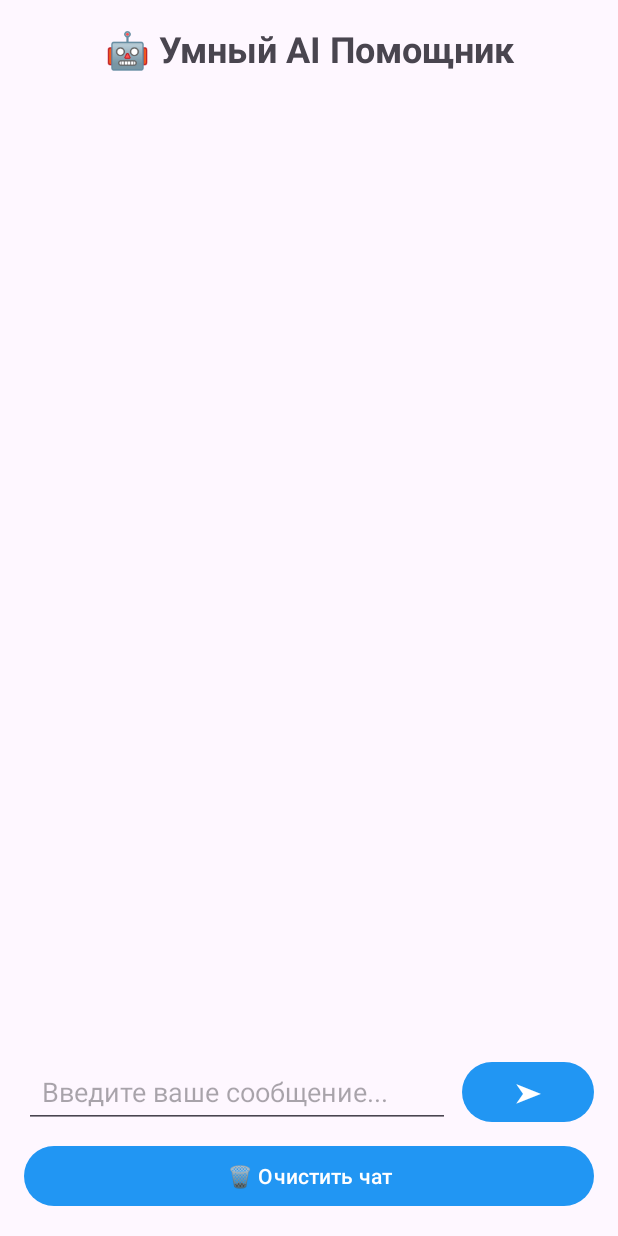
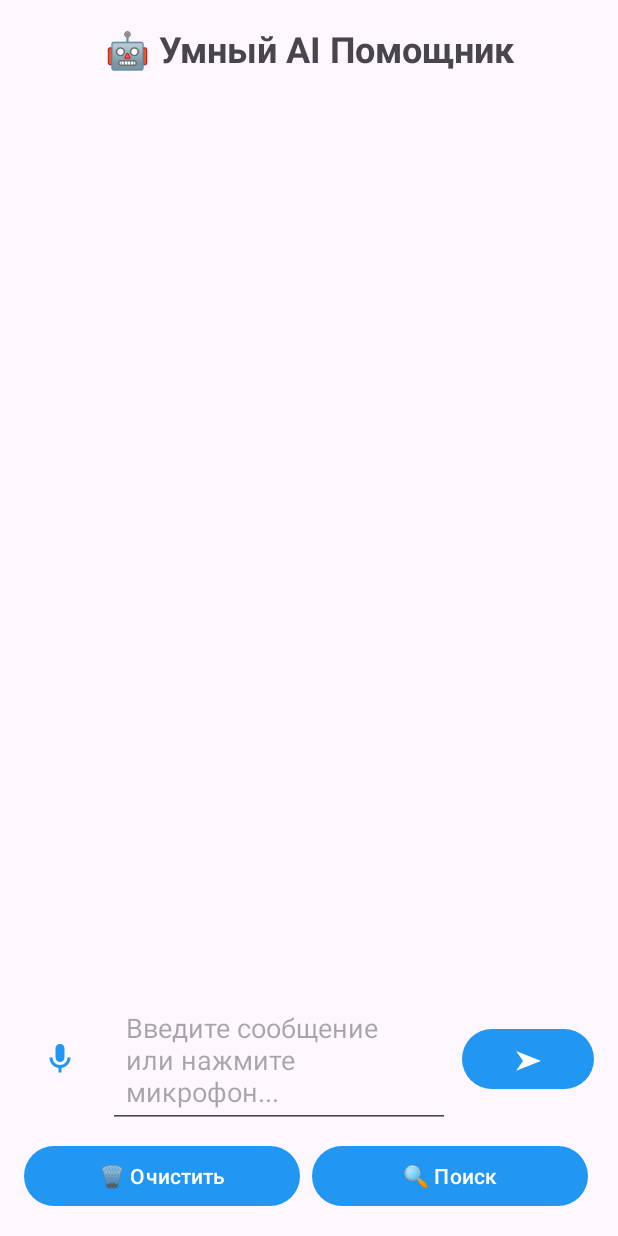
Before and after one commit to fallcorey/smart-ai-assistant, an Android app: the layout activity_main.xml on its own in the app's theme, with its tools: preview values and no code run, on a phone screen of 412 x 824 dp. Run offline under Robolectric (Android 15) with nearby library versions, the phone set to English and light mode, and no system bars.

Commit message:
Update activity_main.xml

```diff
--- a/app/src/main/res/layout/activity_main.xml
+++ b/app/src/main/res/layout/activity_main.xml
@@ -1,10 +1,12 @@
 <?xml version="1.0" encoding="utf-8"?>
 <LinearLayout xmlns:android="http://schemas.android.com/apk/res/android"
+    xmlns:app="http://schemas.android.com/apk/res-auto"
     android:layout_width="match_parent"
     android:layout_height="match_parent"
     android:orientation="vertical"
     android:padding="16dp">
 
+    <!-- Заголовок -->
     <TextView
         android:layout_width="match_parent"
         android:layout_height="wrap_content"
@@ -14,6 +16,7 @@
         android:gravity="center"
         android:layout_marginBottom="16dp" />
 
+    <!-- Список сообщений -->
     <androidx.recyclerview.widget.RecyclerView
         android:id="@+id/recyclerViewChat"
         android:layout_width="match_parent"
@@ -21,21 +24,35 @@
         android:layout_weight="1"
         android:layout_marginBottom="16dp" />
 
+    <!-- Панель ввода -->
     <LinearLayout
         android:layout_width="match_parent"
         android:layout_height="wrap_content"
-        android:orientation="horizontal">
+        android:orientation="horizontal"
+        android:gravity="center_vertical">
 
+        <!-- Кнопка микрофона -->
+        <ImageButton
+            android:id="@+id/buttonVoice"
+            android:layout_width="48dp"
+            android:layout_height="48dp"
+            android:src="@drawable/ic_mic"
+            android:background="?attr/selectableItemBackgroundBorderless"
+            android:layout_marginEnd="8dp"
+            android:contentDescription="Голосовой ввод" />
+
+        <!-- Поле ввода текста -->
         <EditText
             android:id="@+id/editTextMessage"
             android:layout_width="0dp"
             android:layout_height="wrap_content"
             android:layout_weight="1"
-            android:hint="Введите ваше сообщение..."
+            android:hint="Введите сообщение или нажмите микрофон..."
             android:inputType="textMultiLine"
             android:maxLines="3"
             android:padding="12dp" />
 
+        <!-- Кнопка отправки -->
         <Button
             android:id="@+id/buttonSend"
             android:layout_width="wrap_content"
@@ -46,11 +63,52 @@
 
     </LinearLayout>
 
-    <Button
-        android:id="@+id/buttonClear"
+    <!-- Панель управления -->
+    <LinearLayout
         android:layout_width="match_parent"
         android:layout_height="wrap_content"
-        android:text="🗑️ Очистить чат"
+        android:orientation="horizontal"
+        android:layout_marginTop="8dp">
+
+        <Button
+            android:id="@+id/buttonClear"
+            android:layout_width="0dp"
+            android:layout_height="wrap_content"
+            android:layout_weight="1"
+            android:text="🗑️ Очистить"
+            android:layout_marginEnd="4dp" />
+
+        <Button
+            android:id="@+id/buttonSearch"
+            android:layout_width="0dp"
+            android:layout_height="wrap_content"
+            android:layout_weight="1"
+            android:text="🔍 Поиск"
+            android:layout_marginStart="4dp"
+            android:layout_marginEnd="4dp" />
+
+    </LinearLayout>
+
+    <!-- Индикатор загрузки -->
+    <ProgressBar
+        android:id="@+id/progressBar"
+        android:layout_width="wrap_content"
+        android:layout_height="wrap_content"
+        android:layout_gravity="center"
+        android:visibility="gone"
+        android:layout_marginTop="8dp" />
+
+    <!-- Индикатор голосового ввода -->
+    <TextView
+        android:id="@+id/textVoiceStatus"
+        android:layout_width="match_parent"
+        android:layout_height="wrap_content"
+        android:text="🎤 Говорите..."
+        android:gravity="center"
+        android:background="#4CAF50"
+        android:textColor="#FFFFFF"
+        android:padding="12dp"
+        android:visibility="gone"
         android:layout_marginTop="8dp" />
 
 </LinearLayout>
```
